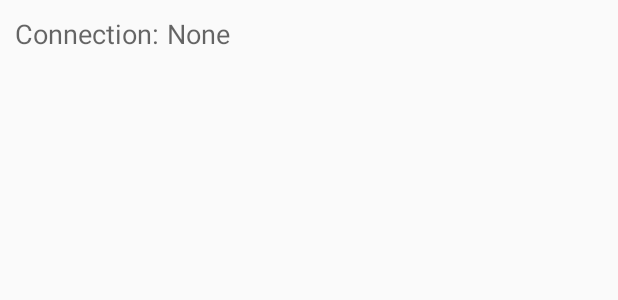
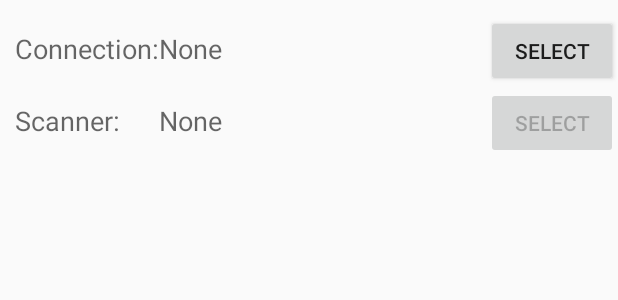
Before and after one commit to Samad-Simprints/Vero-Firmware, an Android app: the layout activity_main.xml on its own in the app's theme, with its tools: preview values and no code run, on a phone screen of 412 x 824 dp. Shown: the top 300 px of the screen. Run offline under Robolectric (Android 15) with nearby library versions, the phone set to English and light mode, and no system bars.

Commit message:
Still designing.
git-svn-id: http://svn:8000/svn/INDEX/trunk@9 71e9ff3b-2aa0-ee42-b4dd-db5a0b4f3664

```diff
--- a/sw/ForeTaste/app/src/main/java/uk/co/fentechnology/derek/foretaste/ConnectionActivity.java
+++ b/sw/ForeTaste/app/src/main/java/uk/co/fentechnology/derek/foretaste/ConnectionActivity.java
@@ -41,9 +41,4 @@ public class ConnectionActivity extends AppCompatActivity
       }
     });
   }
-
-  /* called when the user clicks the Init button */
-  public void initConnection(View view) {
-
-  }
 }
--- a/sw/ForeTaste/app/src/main/res/layout/activity_main.xml
+++ b/sw/ForeTaste/app/src/main/res/layout/activity_main.xml
@@ -2,16 +2,21 @@
     xmlns:tools="http://schemas.android.com/tools"
     android:layout_width="match_parent"
     android:layout_height="match_parent"
-    android:orientation="horizontal" >
+    android:layout_marginTop="10dp"
+    android:layout_marginLeft="10dp"
+    android:orientation="horizontal"
+    >
 
     <TextView
         android:layout_width="wrap_content"
         android:layout_height="wrap_content"
-        android:layout_marginTop="10dp"
-        android:layout_marginLeft="10dp"
         android:textAppearance="?android:attr/textAppearanceMedium"
         android:text="Connection:"
-        android:id="@+id/connectLabel"/>
+        android:id="@+id/connectLabel"
+        android:layout_alignBaseline="@+id/connectBtn"
+        android:layout_alignBottom="@+id/connectBtn"
+        android:layout_alignParentLeft="true"
+        android:layout_alignParentStart="true"/>
 
     <TextView
         android:layout_width="wrap_content"
@@ -19,8 +24,51 @@
         android:textAppearance="?android:attr/textAppearanceMedium"
         android:text="None"
         android:id="@+id/connectName"
-        android:layout_alignTop="@+id/connectLabel"
+        android:layout_alignBaseline="@+id/connectLabel"
+        android:layout_alignBottom="@+id/connectLabel"
         android:layout_toRightOf="@+id/connectLabel"
-        android:layout_toEndOf="@+id/connectLabel"
-        android:layout_marginLeft="5dp"/>
+        android:layout_toEndOf="@+id/connectLabel"/>
+
+    <Button
+        android:layout_width="wrap_content"
+        android:layout_height="wrap_content"
+        android:text="Select"
+        android:id="@+id/connectBtn"
+        android:layout_alignParentRight="true"
+        android:layout_alignParentEnd="true"
+        android:onClick="selectConnection"/>
+
+    <TextView
+        android:layout_width="wrap_content"
+        android:layout_height="wrap_content"
+        android:textAppearance="?android:attr/textAppearanceMedium"
+        android:text="Scanner:"
+        android:id="@+id/scannerLabel"
+        android:layout_alignBaseline="@+id/scannerBtn"
+        android:layout_alignBottom="@+id/scannerBtn"
+        android:layout_alignParentLeft="true"
+        android:layout_alignParentStart="true"/>
+
+    <TextView
+        android:layout_width="wrap_content"
+        android:layout_height="wrap_content"
+        android:textAppearance="?android:attr/textAppearanceMedium"
+        android:text="None"
+        android:id="@+id/scannerName"
+        android:layout_alignBaseline="@+id/scannerLabel"
+        android:layout_alignBottom="@+id/scannerLabel"
+        android:layout_alignLeft="@+id/connectName"
+        android:layout_alignStart="@+id/connectName"/>
+
+    <Button
+        android:layout_width="wrap_content"
+        android:layout_height="wrap_content"
+        android:text="Select"
+        android:id="@+id/scannerBtn"
+        android:layout_below="@+id/connectBtn"
+        android:layout_alignParentRight="true"
+        android:layout_alignParentEnd="true"
+        android:onClick="selectScanner"
+        android:enabled="false"/>
+
 </RelativeLayout>
```
Also changed, not shown: sw/ForeTaste/app/src/main/AndroidManifest.xml (+1 -10 lines), sw/ForeTaste/app/src/main/java/uk/co/fentechnology/derek/foretaste/MainActivity.java (+71 -10 lines), sw/ForeTaste/com.simprints.scanner.library/src/main/java/com/simprints/scanner/library/Connection.java (+6 -2 lines), sw/ForeTaste/com.simprints.scanner.library/src/main/java/com/simprints/scanner/library/DemoConnection.java (+14 -3 lines), sw/ForeTaste/app/src/main/res/drawable/ic_action_search.png, sw/ForeTaste/app/src/main/res/drawable/ic_action_settings.png (added), sw/ForeTaste/app/src/main/res/drawable/ic_icon.png (added), sw/ForeTaste/app/src/main/res/mipmap-hdpi/ic_launcher.png, sw/ForeTaste/app/src/main/res/mipmap-mdpi/ic_launcher.png, sw/ForeTaste/app/src/main/res/mipmap-xhdpi/ic_launcher.png, sw/ForeTaste/app/src/main/res/mipmap-xxhdpi/ic_launcher.png, 1 other file.
